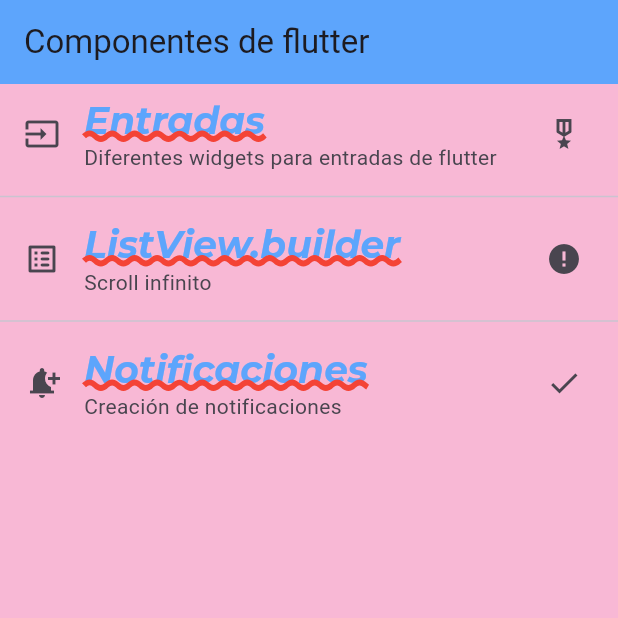
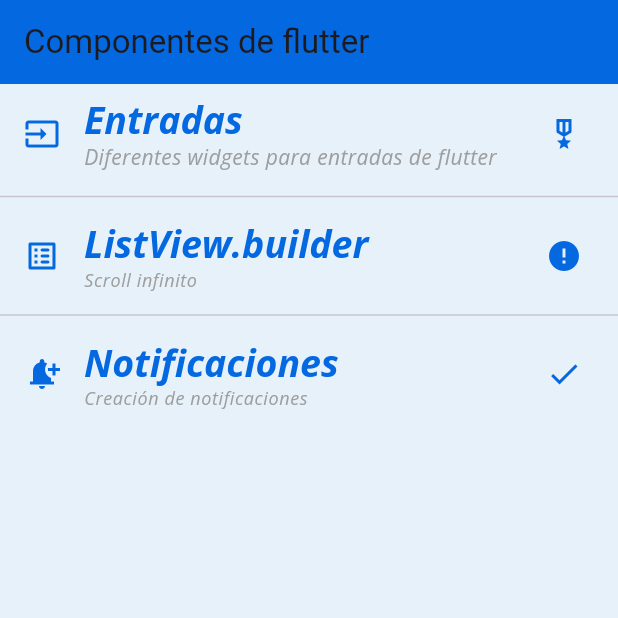
Before and after one commit to edw-perzd/componentes_flutter, a Flutter app: the screen it shows after launch, on a phone screen of 412 x 824 dp, the top half of it. Run offline on Flutter 3.47's test engine with Material 3 defaults, Android fonts, the phone set to English and light mode, and no system bars; our stand-ins replace google_fonts.

Commit message:
09 Finalizing the App Theme

```diff
--- a/lib/screens/home_screen.dart
+++ b/lib/screens/home_screen.dart
@@ -1,4 +1,5 @@
 import 'package:flutter/material.dart';
+import 'package:practica3_componentes/themes/app_theme.dart';
 
 class HomeScreen extends StatelessWidget {
   const HomeScreen({super.key});
@@ -10,34 +11,41 @@ class HomeScreen extends StatelessWidget {
         body: ListView(
           children: [
             ListTile(
-              leading: const Icon(Icons.input),
+              leading: const Icon(Icons.input, color: AppTheme.mainColor),
               title: Text(
                 'Entradas',
                 style: Theme.of(context).textTheme.headlineLarge,
               ),
-              subtitle:
-                  const Text("Diferentes widgets para entradas de flutter"),
-              trailing: const Icon(Icons.military_tech_outlined),
+              subtitle: Text(
+                "Diferentes widgets para entradas de flutter",
+                style: AppTheme.lightTheme.textTheme.bodySmall,
+              ),
+              trailing: const Icon(Icons.military_tech_outlined,
+                  color: AppTheme.mainColor),
             ),
             const Divider(),
             ListTile(
-              leading: const Icon(Icons.list_alt_rounded),
+              leading:
+                  const Icon(Icons.list_alt_rounded, color: AppTheme.mainColor),
               title: Text(
                 'ListView.builder',
                 style: Theme.of(context).textTheme.headlineLarge,
               ),
-              subtitle: const Text("Scroll infinito"),
-              trailing: const Icon(Icons.error),
+              subtitle: Text("Scroll infinito",
+                  style: Theme.of(context).textTheme.bodySmall),
+              trailing: const Icon(Icons.error, color: AppTheme.mainColor),
             ),
             const Divider(),
             ListTile(
-              leading: const Icon(Icons.notification_add),
+              leading:
+                  const Icon(Icons.notification_add, color: AppTheme.mainColor),
               title: Text(
                 'Notificaciones',
                 style: Theme.of(context).textTheme.headlineLarge,
               ),
-              subtitle: const Text("Creación de notificaciones"),
-              trailing: const Icon(Icons.check),
+              subtitle: Text("Creación de notificaciones",
+                  style: Theme.of(context).textTheme.bodySmall),
+              trailing: const Icon(Icons.check, color: AppTheme.mainColor),
             ),
           ],
         ));
--- a/lib/themes/app_theme.dart
+++ b/lib/themes/app_theme.dart
@@ -2,20 +2,22 @@ import 'package:flutter/material.dart';
 import 'package:google_fonts/google_fonts.dart';
 
 class AppTheme {
-  static const mainColor = Color.fromARGB(255, 93, 165, 252);
-  static const backColor = Color.fromARGB(255, 248, 184, 213);
+  static const mainColor = Color.fromARGB(255, 4, 104, 225);
+  static const backColor = Color.fromARGB(255, 230, 241, 249);
+  static const subtitleColor = Colors.grey;
   static final ThemeData lightTheme = ThemeData.light().copyWith(
       scaffoldBackgroundColor: backColor,
       appBarTheme: const AppBarTheme(color: mainColor),
       textTheme: TextTheme(
-        headlineLarge: GoogleFonts.montserrat(
-            color: mainColor,
-            fontSize: 25.0,
-            fontWeight: FontWeight.bold,
-            decoration: TextDecoration.underline,
-            decorationColor: Colors.red,
-            decorationStyle: TextDecorationStyle.wavy,
-            decorationThickness: 3.0,
-            fontStyle: FontStyle.italic),
-      ));
+          headlineLarge: GoogleFonts.openSans(
+              color: mainColor,
+              fontSize: 25.0,
+              fontWeight: FontWeight.bold,
+              // decoration: TextDecoration.underline,
+              // decorationColor: Colors.red,
+              // decorationStyle: TextDecorationStyle.wavy,
+              decorationThickness: 3.0,
+              fontStyle: FontStyle.italic),
+          bodySmall: GoogleFonts.openSans(
+              color: subtitleColor, fontStyle: FontStyle.italic)));
 }
```
